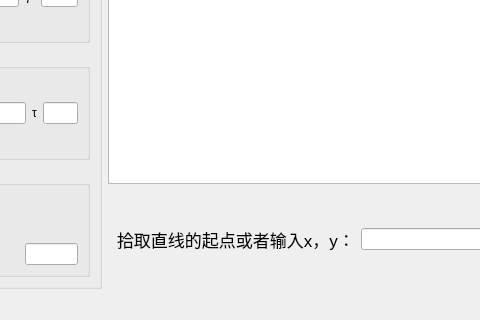
Above: finite-element-cuda-new/MainWindow.ui from epocode/finite-element-cuda-new before the change; both pictures show x 149 to 629 and y 356 to 676 of the 729 by 676 pixel window. Below: the same form after it.
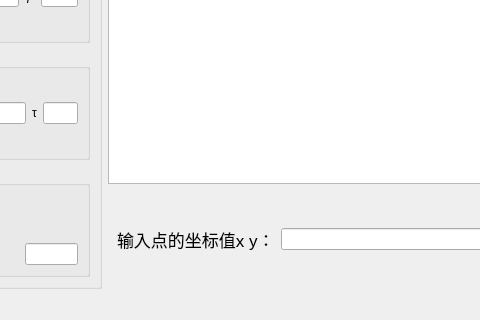
That is the form after the change. The open tabs and pages were chosen to show the change. Custom widgets are drawn as their Qt base class.

Commit message: 完成了多边形的输入方式

The edit to the form file:
```diff
--- a/finite-element-cuda-new/MainWindow.ui
+++ b/finite-element-cuda-new/MainWindow.ui
@@ -318,7 +318,7 @@
            </font>
           </property>
           <property name="text">
-           <string>拾取直线的起点或者输入x，y：</string>
+           <string>输入点的坐标值x y：</string>
           </property>
          </widget>
         </item>
```
Left out of the diff: 6 changed lines with no effect on the pictures. The commit also changes 11 other files.
